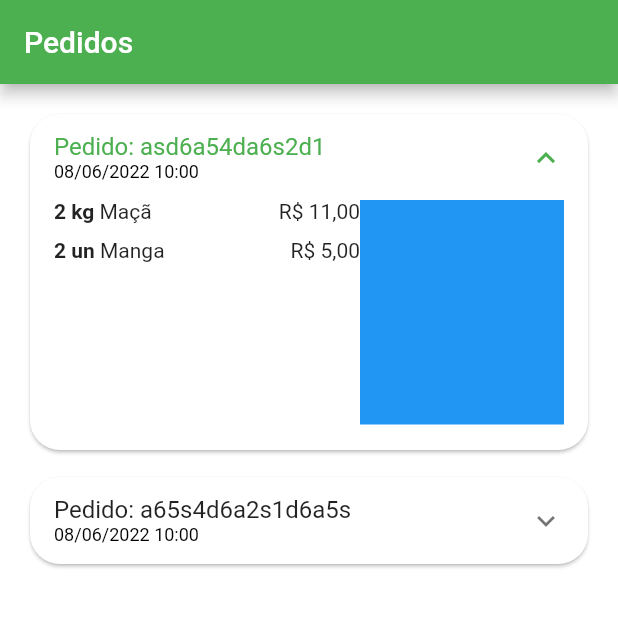
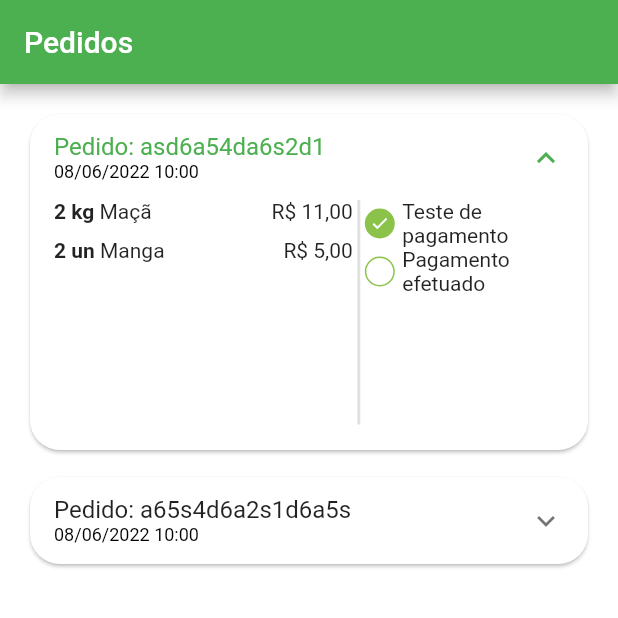
Before and after one commit to estelson/greengrocer, a Flutter app: the OrdersTab screen opened directly, after a tap on an icon or button, on a phone screen of 412 x 824 dp, the top half of it. Run offline on Flutter 3.47's test engine with Material 2 defaults, Android fonts, the phone set to English and light mode, and no system bars; our stand-ins replace animated_text_kit, badges, mask_text_input_formatter.

Commit message:
Criando o widget de status do pedido

```diff
--- /dev/null
+++ b/lib/src/pages/orders/components/order_status_widget.dart
@@ -0,0 +1,78 @@
+import 'package:flutter/material.dart';
+import 'package:greengrocer/src/config/custom_colors.dart';
+
+class OrderStatusWidget extends StatelessWidget {
+  final String status;
+  final bool isOverdue;
+
+  const OrderStatusWidget({
+    Key? key,
+    required this.status,
+    required this.isOverdue,
+  }) : super(key: key);
+
+  @override
+  Widget build(BuildContext context) {
+    return Column(
+      children: [
+        _StatusDot(
+          title: "Teste de pagamento",
+          isActive: true,
+        ),
+        _StatusDot(
+          title: "Pagamento efetuado",
+          isActive: false,
+        ),
+      ],
+    );
+  }
+}
+
+// Widget do container direito, contendo a timeline vertical de status do pedido
+class _StatusDot extends StatelessWidget {
+  final bool isActive;
+  final String title;
+
+  const _StatusDot({
+    Key? key,
+    required this.isActive,
+    required this.title,
+  }) : super(key: key);
+
+  @override
+  Widget build(BuildContext context) {
+    return Row(
+      children: [
+        // Pontos dos status da timeline
+        Container(
+          alignment: Alignment.center,
+          height: 20,
+          width: 20,
+          decoration: BoxDecoration(
+            shape: BoxShape.circle,
+            border: Border.all(
+              color: CustomColors.customSwatchColor,
+            ),
+            color:
+                isActive ? CustomColors.customSwatchColor : Colors.transparent,
+          ),
+          child: isActive
+              ? const Icon(
+                  Icons.check,
+                  size: 13,
+                  color: Colors.white,
+                )
+              : const SizedBox.shrink(),
+        ),
+
+        // Espaçamento entre o ponto e o texto
+        const SizedBox(width: 5),
+
+        // Textos dos status da timeline
+        Expanded(
+          child: Text(title),
+        ),
+      ],
+    );
+  }
+}
--- a/lib/src/pages/orders/components/order_tile.dart
+++ b/lib/src/pages/orders/components/order_tile.dart
@@ -1,6 +1,7 @@
 import 'package:flutter/material.dart';
 import 'package:greengrocer/src/models/cart_item_model.dart';
 import 'package:greengrocer/src/models/order_model.dart';
+import 'package:greengrocer/src/pages/orders/components/order_status_widget.dart';
 import 'package:greengrocer/src/services/utils_services.dart';
 
 class OrderTile extends StatelessWidget {
@@ -49,11 +50,12 @@ class OrderTile extends StatelessWidget {
               height: 150,
               child: Row(
                 children: [
-                  // Container esquerdo
+                  // Container esquerdo (lista de produtos do pedido)
                   Expanded(
                     flex: 3,
                     child: ListView(
                       children: order.items.map((orderItem) {
+                        // Componente de listagem de produtos do pedido
                         return _OrderItemWidget(
                           utilsServices: utilsServices,
                           orderItem: orderItem,
@@ -62,11 +64,19 @@ class OrderTile extends StatelessWidget {
                     ),
                   ),
 
-                  // Container direito
+                  // Divisória vertical
+                  VerticalDivider(
+                    color: Colors.grey.shade300,
+                    thickness: 2,
+                    width: 8,
+                  ),
+
+                  // Container direito (status do pedido)
                   Expanded(
                     flex: 2,
-                    child: Container(
-                      color: Colors.blue,
+                    child: OrderStatusWidget(
+                      status: order.status,
+                      isOverdue: order.overdueDateTime.isBefore(DateTime.now()),
                     ),
                   ),
                 ],
@@ -79,6 +89,7 @@ class OrderTile extends StatelessWidget {
   }
 }
 
+// Componente de listagem de produtos do pedido
 class _OrderItemWidget extends StatelessWidget {
   const _OrderItemWidget({
     Key? key,
```
